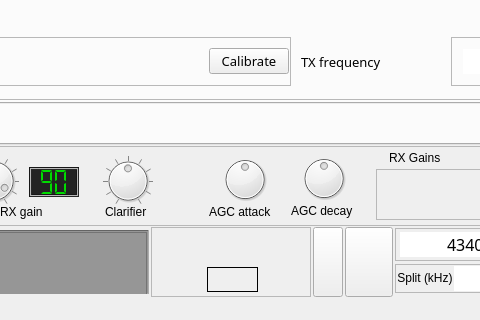
Above: src/mainwindow.ui from qradiolink/qradiolink before the change; both pictures show x 406 to 886 and y 401 to 721 of the 1400 by 721 pixel window. Below: the same form after it.
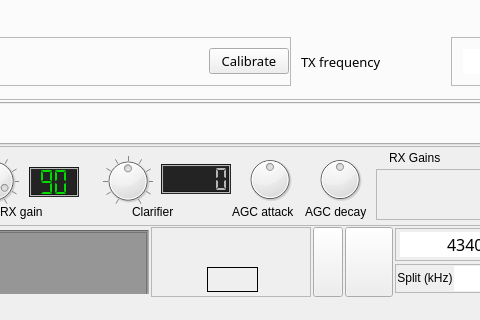
That is the form after the change. Icons and pictures are not drawn. Custom widgets are drawn as their Qt base class.

Commit message: Add display of clarifier frequency offset

Patch:
```diff
--- a/src/mainwindow.ui
+++ b/src/mainwindow.ui
@@ -4989,7 +4989,7 @@
         <widget class="QLabel" name="label_20">
          <property name="geometry">
           <rect>
-           <x>510</x>
+           <x>537</x>
            <y>56</y>
            <width>61</width>
            <height>20</height>
@@ -5098,7 +5098,7 @@
         <widget class="SkinnedDial" name="agcAttackDial">
          <property name="geometry">
           <rect>
-           <x>625</x>
+           <x>650</x>
            <y>8</y>
            <width>50</width>
            <height>51</height>
@@ -5114,8 +5114,8 @@
         <widget class="SkinnedDial" name="agcDecayDial">
          <property name="geometry">
           <rect>
-           <x>704</x>
-           <y>7</y>
+           <x>720</x>
+           <y>8</y>
            <width>50</width>
            <height>51</height>
           </rect>
@@ -5130,9 +5130,9 @@
         <widget class="QLabel" name="label_51">
          <property name="geometry">
           <rect>
-           <x>614</x>
+           <x>637</x>
            <y>56</y>
-           <width>81</width>
+           <width>71</width>
            <height>20</height>
           </rect>
          </property>
@@ -5143,9 +5143,9 @@
         <widget class="QLabel" name="label_52">
          <property name="geometry">
           <rect>
-           <x>696</x>
-           <y>55</y>
-           <width>81</width>
+           <x>710</x>
+           <y>56</y>
+           <width>71</width>
            <height>20</height>
           </rect>
          </property>
@@ -5153,6 +5153,59 @@
           <string>AGC decay</string>
          </property>
         </widget>
+        <widget class="QLCDNumber" name="clarifierFrequencyDisplay">
+         <property name="geometry">
+          <rect>
+           <x>566</x>
+           <y>18</y>
+           <width>70</width>
+           <height>30</height>
+          </rect>
+         </property>
+         <property name="sizePolicy">
+          <sizepolicy hsizetype="Fixed" vsizetype="Fixed">
+           <horstretch>0</horstretch>
+           <verstretch>0</verstretch>
+          </sizepolicy>
+         </property>
+         <property name="minimumSize">
+          <size>
+           <width>70</width>
+           <height>30</height>
+          </size>
+         </property>
+         <property name="maximumSize">
+          <size>
+           <width>70</width>
+           <height>30</height>
+          </size>
+         </property>
+         <property name="styleSheet">
+          <string notr="true">background-color: rgb(35, 35, 35);
+color: rgb(182, 182, 182);</string>
+         </property>
+         <property name="frameShadow">
+          <enum>QFrame::Sunken</enum>
+         </property>
+         <property name="lineWidth">
+          <number>1</number>
+         </property>
+         <property name="midLineWidth">
+          <number>1</number>
+         </property>
+         <property name="digitCount">
+          <number>5</number>
+         </property>
+         <property name="segmentStyle">
+          <enum>QLCDNumber::Flat</enum>
+         </property>
+         <property name="value" stdset="0">
+          <double>0.000000000000000</double>
+         </property>
+         <property name="intValue" stdset="0">
+          <number>0</number>
+         </property>
+        </widget>
        </widget>
       </item>
       <item>
```
The commit also changes 5 other files.
